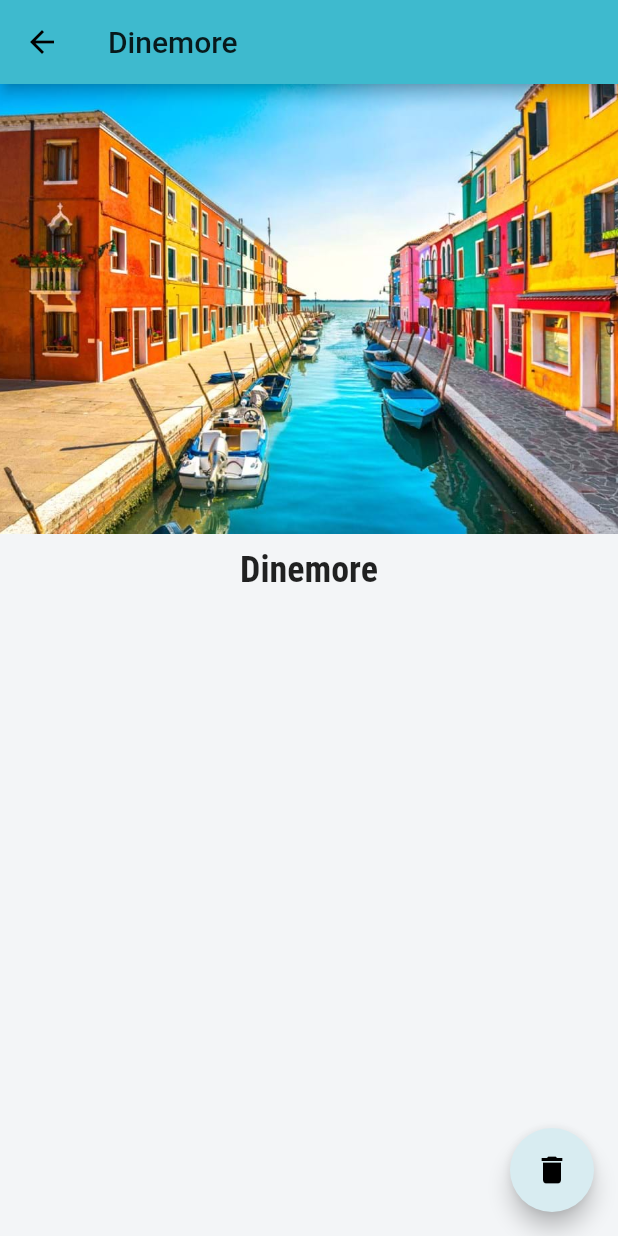
After one commit to adithya0076/craftrips, a Flutter app: the RestaurentScreen screen opened directly, after a tap on "Dinemore", on a phone screen of 412 x 824 dp. The commit adds this screen. Run offline on Flutter 3.47's test engine with Material 2 defaults, Android fonts, the phone set to English and light mode, and no system bars; our stand-ins replace animated_text_kit, firebase_auth, firebase_core, font_awesome_flutter, splashscreen; missing offline and left inert: beauty_textfield; accounts and stored records are empty.

Commit message:
add more

```diff
--- a/lib/main.dart
+++ b/lib/main.dart
@@ -37,11 +37,11 @@ class Splash2 extends StatelessWidget {
       seconds: 6,
       navigateAfterSeconds: new FirebaseAuthDemo(),
       title: new Text(
-        'BY SOFTGENIX',
+        'By SOFTGENIX',
         style: TextStyle(
           fontSize: 10,
           color: Colors.white,
-          fontFamily: "Roboto",
+         fontFamily: "RobotoCondensed",
           fontWeight: FontWeight.bold,
         ),
         textScaleFactor: 2,
@@ -54,6 +54,7 @@ class Splash2 extends StatelessWidget {
         style: TextStyle(
           color: Colors.white,
           fontWeight: FontWeight.w300,
+          fontFamily: "RobotoCondensed",
         ),
       ),
       photoSize: 100.0,
--- a/lib/screens/home_screen.dart
+++ b/lib/screens/home_screen.dart
@@ -71,9 +71,11 @@ class _HomeScreenState extends State<HomeScreen> {
                   onTap: () {
                     print("Tap Event");
                   },
-                  text: ["DESTINATIONS", "HOTELS", "RIDES", "RESTAURANTS"],
+                  text: ["DESTINATIONS", "HOTELS", "RIDES", "RESTAURENTS"],
                   textStyle:
-                      TextStyle(fontSize: 32.0, fontWeight: FontWeight.bold),
+                      TextStyle(fontSize: 32.0, fontWeight: FontWeight.bold,
+                     fontFamily: "RobotoCondensed",
+                      ),
                   textAlign: TextAlign.start,
                   alignment:
                       AlignmentDirectional.topStart // or Alignment.topLeft
--- /dev/null
+++ b/lib/widgets/restaurent_detail.dart
@@ -0,0 +1,50 @@
+import 'package:flutter/material.dart';
+
+class RestaurentDetail extends StatelessWidget {
+  final String id;
+  final String title;
+  final String imageUrl;
+  final String address;
+
+  RestaurentDetail(this.id, this.title, this.imageUrl, this.address);
+  @override
+  Widget build(BuildContext context) {
+    return Scaffold(
+      appBar: AppBar(
+        title: Text(title),
+      ),
+      body: SingleChildScrollView(
+        child: Column(
+          children: <Widget>[
+            Container(
+              height: 300,
+              width: double.infinity,
+              child: Image.asset(
+                imageUrl,
+                fit: BoxFit.cover,
+              ),
+            ),
+            Container(
+              margin: EdgeInsets.symmetric(vertical: 10),
+              child: Text(
+                title,
+                style: TextStyle(
+                  fontSize: 24,
+                  fontFamily: 'RobotoCondensed',
+                  fontWeight: FontWeight.bold,
+                ),
+              ),
+            ),
+
+          ],
+        ),
+      ),
+        floatingActionButton: FloatingActionButton(
+        child: Icon(Icons.delete),
+        onPressed: () {
+          Navigator.of(context).pop(id);
+        },
+      ),
+    );
+  }
+}
--- a/lib/widgets/restaurent_item.dart
+++ b/lib/widgets/restaurent_item.dart
@@ -1,4 +1,5 @@
 
+import 'package:Craftrips/widgets/restaurent_detail.dart';
 import 'package:flutter/material.dart';
 
 class RestaurentItem extends StatelessWidget {
@@ -16,22 +17,19 @@ class RestaurentItem extends StatelessWidget {
 
   });
 
-//  void selectMeal(BuildContext context) {
-//     Navigator.of(context)
-//         .pushNamed(
-//       MealDetailScreen.routeName,
-//       arguments: id,
-//     )
-//         .then((result) {
-//           if(result != null){
-//       print(result);
-//         }
-//     });
+  void selectMeal(BuildContext context) {
+     Navigator.of(context).push(
+              MaterialPageRoute(builder: (context) => RestaurentDetail(id,title,imageUrl,address),
+
+              ),
+
+            );
+  }
 
   @override
   Widget build(BuildContext context) {
     return InkWell(
-      //onTap: () => selectMeal(context),
+      onTap: () => selectMeal(context),
       child: Card(
         shape: RoundedRectangleBorder(
           borderRadius: BorderRadius.circular(15),
```
